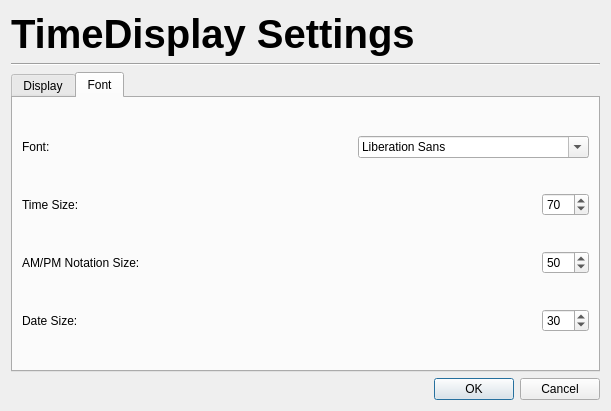
Old version of the form QtUI/TimeDisplaySettings.ui in the repository TwelfthDoctor1/TimeDisplayGUI.
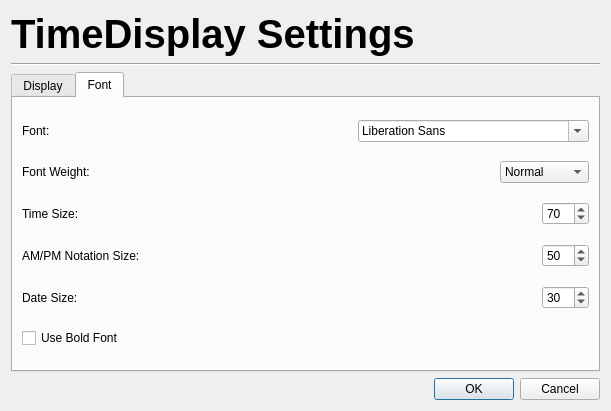
New version of the form. The open tabs and pages were chosen to show the change.

Commit message: Add Font Weight setting

What changed in the file:
```diff
--- a/QtUI/TimeDisplaySettings.ui
+++ b/QtUI/TimeDisplaySettings.ui
@@ -224,6 +224,79 @@
          </item>
         </layout>
        </item>
+       <item>
+        <layout class="QHBoxLayout" name="horizontalLayout_6">
+         <item>
+          <widget class="QLabel" name="FontWeightLabel">
+           <property name="text">
+            <string>Font Weight:</string>
+           </property>
+          </widget>
+         </item>
+         <item>
+          <spacer name="horizontalSpacer_6">
+           <property name="orientation">
+            <enum>Qt::Horizontal</enum>
+           </property>
+           <property name="sizeHint" stdset="0">
+            <size>
+             <width>40</width>
+             <height>20</height>
+            </size>
+           </property>
+          </spacer>
+         </item>
+         <item>
+          <widget class="QComboBox" name="FontWeightSelection">
+           <item>
+            <property name="text">
+             <string>Normal</string>
+            </property>
+           </item>
+           <item>
+            <property name="text">
+             <string>Thin</string>
+            </property>
+           </item>
+           <item>
+            <property name="text">
+             <string>Extra Light</string>
+            </property>
+           </item>
+           <item>
+            <property name="text">
+             <string>Light</string>
+            </property>
+           </item>
+           <item>
+            <property name="text">
+             <string>Medium</string>
+            </property>
+           </item>
+           <item>
+            <property name="text">
+             <string>DemiBold</string>
+            </property>
+           </item>
+           <item>
+            <property name="text">
+             <string>Bold</string>
+            </property>
+           </item>
+           <item>
+            <property name="text">
+             <string>Extra Bold</string>
+            </property>
+           </item>
+           <item>
+            <property name="text">
+             <string>Black</string>
+            </property>
+           </item>
+          </widget>
+         </item>
+        </layout>
+       </item>
        <item>
         <layout class="QHBoxLayout" name="horizontalLayout_2">
          <item>
@@ -326,6 +399,13 @@
          </item>
         </layout>
        </item>
+       <item>
+        <widget class="QCheckBox" name="UseBoldFont">
+         <property name="text">
+          <string>Use Bold Font</string>
+         </property>
+        </widget>
+       </item>
       </layout>
      </widget>
     </widget>
```
Left out of the diff: 2 changed lines with no effect on the pictures. The commit also changes 11 other files.
